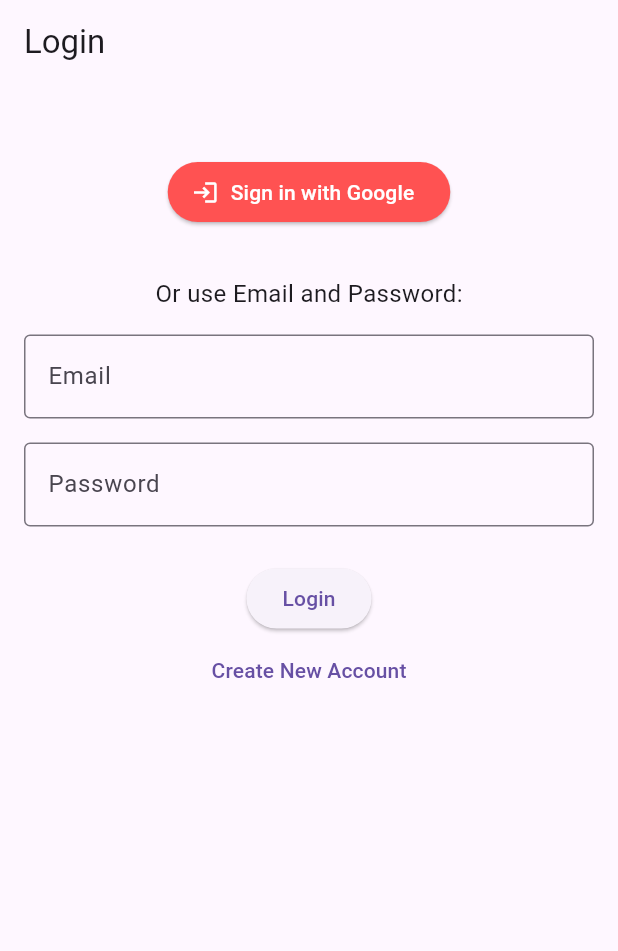
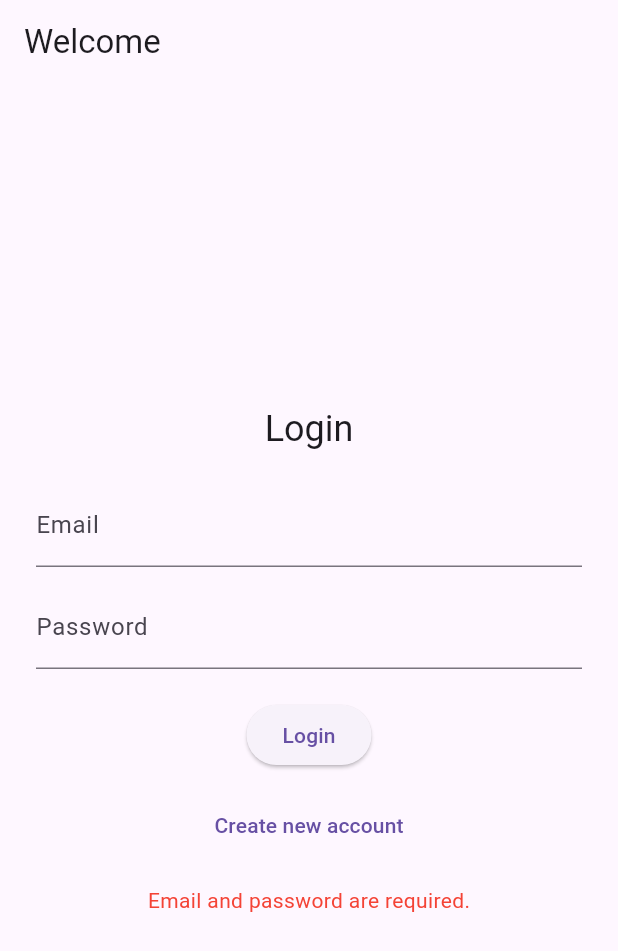
Before and after one commit to lprest/final_project, a Flutter app: the screen it shows after launch, after a tap on "Login", on a phone screen of 412 x 824 dp. Shown: the top 951 px of the screen. Run offline on Flutter 3.47's test engine with Material 3 defaults, Android fonts, the phone set to English and light mode, and no system bars; our stand-ins replace cloud_firestore, firebase_auth, firebase_core, google_sign_in; accounts and stored records are empty.

Commit message:
clean up 2

```diff
--- a/lib/main.dart
+++ b/lib/main.dart
@@ -26,7 +26,7 @@
     return MaterialApp(
       title: 'Mental Health Journal',
       theme: ThemeData(
-        primarySwatch: Colors.blue,
+        primarySwatch: Colors.yellow,
       ),
       home: const SplashPage(), // Start with Splash Page
       debugShowCheckedModeBanner: false,
--- a/lib/pages/login_page.dart
+++ b/lib/pages/login_page.dart
@@ -1,5 +1,5 @@
 import 'package:flutter/material.dart';
-import '../services/auth_service.dart';
+import 'package:firebase_auth/firebase_auth.dart';
 import 'home_page.dart';
 
 class LoginPage extends StatefulWidget {
@@ -10,95 +10,107 @@
 }
 
 class _LoginPageState extends State<LoginPage> {
-  final AuthService _authService = AuthService();
+  final FirebaseAuth _auth = FirebaseAuth.instance;
   final TextEditingController _emailController = TextEditingController();
   final TextEditingController _passwordController = TextEditingController();
 
-  bool _isLoading = false;
+  bool isRegistering = false;
+  String errorMessage = '';
 
-  void _navigateToHome() {
+  void _toggleMode() {
+    setState(() {
+      isRegistering = !isRegistering;
+      errorMessage = '';
+    });
+  }
+
+  Future<void> _submit() async {
+    final email = _emailController.text.trim();
+    final password = _passwordController.text.trim();
+
+    if (email.isEmpty || password.isEmpty) {
+      setState(() => errorMessage = 'Email and password are required.');
+      return;
+    }
+
+    try {
+      UserCredential userCredential;
+
+      if (isRegistering) {
+        userCredential = await _auth.createUserWithEmailAndPassword(
+          email: email,
+          password: password,
+        );
+      } else {
+        userCredential = await _auth.signInWithEmailAndPassword(
+          email: email,
+          password: password,
+        );
+      }
+
+      if (!mounted) return;
       Navigator.pushReplacement(
         context,
         MaterialPageRoute(builder: (context) => const HomePage()),
       );
+    } on FirebaseAuthException catch (e) {
+      setState(() => errorMessage = e.message ?? 'Authentication error.');
+    } catch (e) {
+      setState(() => errorMessage = 'Something went wrong.');
     }
-
-  Future<void> _signInWithGoogle() async {
-    setState(() => _isLoading = true);
-    var user = await _authService.signInWithGoogle();
-    setState(() => _isLoading = false);
-    if (user != null) _navigateToHome();
-  }
-
-  Future<void> _signInWithEmail() async {
-    setState(() => _isLoading = true);
-    var user = await _authService.signInWithEmail(
-      _emailController.text.trim(),
-      _passwordController.text.trim(),
-    );
-    setState(() => _isLoading = false);
-    if (user != null) _navigateToHome();
-  }
-
-  Future<void> _signUpWithEmail() async {
-    setState(() => _isLoading = true);
-    var user = await _authService.signUpWithEmail(
-      _emailController.text.trim(),
-      _passwordController.text.trim(),
-    );
-    setState(() => _isLoading = false);
-    if (user != null) _navigateToHome();
   }
 
   @override
   Widget build(BuildContext context) {
     return Scaffold(
-      appBar: AppBar(title: const Text('Login')),
-      body: _isLoading
-          ? const Center(child: CircularProgressIndicator())
-          : Padding(
-        padding: const EdgeInsets.all(16.0),
+      appBar: AppBar(title: const Text('Welcome')),
+      body: Padding(
+        padding: const EdgeInsets.all(24.0),
+        child: Center(
+          child: SingleChildScrollView(
             child: Column(
               children: [
-            const SizedBox(height: 32),
-            ElevatedButton.icon(
-              onPressed: _signInWithGoogle,
-              icon: const Icon(Icons.login),
-              label: const Text('Sign in with Google'),
-              style: ElevatedButton.styleFrom(
-                backgroundColor: Colors.redAccent,
-                foregroundColor: Colors.white,
+                Text(
+                  isRegistering ? 'Create Account' : 'Login',
+                  style: Theme.of(context).textTheme.headlineSmall,
                 ),
-            ),
-            const SizedBox(height: 32),
-            const Text('Or use Email and Password:', style: TextStyle(fontSize: 16)),
-            const SizedBox(height: 16),
+                const SizedBox(height: 20),
                 TextField(
                   controller: _emailController,
-              decoration: const InputDecoration(
-                border: OutlineInputBorder(),
-                labelText: 'Email',
+                  keyboardType: TextInputType.emailAddress,
+                  decoration: const InputDecoration(labelText: 'Email'),
                 ),
-            ),
-            const SizedBox(height: 16),
+                const SizedBox(height: 12),
                 TextField(
                   controller: _passwordController,
                   obscureText: true,
-              decoration: const InputDecoration(
-                border: OutlineInputBorder(),
-                labelText: 'Password',
+                  decoration: const InputDecoration(labelText: 'Password'),
+                ),
+                const SizedBox(height: 20),
+                ElevatedButton(
+                  onPressed: _submit,
+                  child: Text(isRegistering ? 'Register' : 'Login'),
+                ),
+                const SizedBox(height: 12),
+                TextButton(
+                  onPressed: _toggleMode,
+                  child: Text(
+                    isRegistering
+                        ? 'Already have an account? Login'
+                        : 'Create new account',
                   ),
                 ),
-            const SizedBox(height: 24),
-            ElevatedButton(
-              onPressed: _signInWithEmail,
-              child: const Text('Login'),
+                if (errorMessage.isNotEmpty)
+                  Padding(
+                    padding: const EdgeInsets.only(top: 16),
+                    child: Text(
+                      errorMessage,
+                      style: const TextStyle(color: Colors.red),
                     ),
-            TextButton(
-              onPressed: _signUpWithEmail,
-              child: const Text('Create New Account'),
                   ),
               ],
+            ),
+          ),
         ),
       ),
     );
```
Lines whose indentation alone changed are shown as unchanged.
